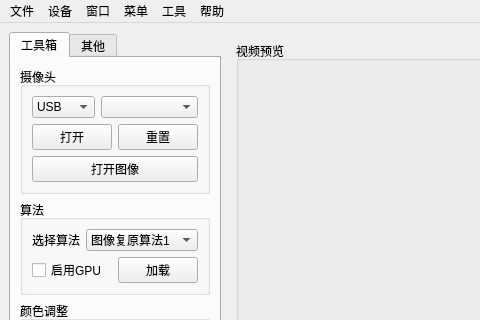
choushunn/ExtremeQualityImagingDemo, file ui/mainwindow.ui: the form before one commit; both pictures show x 0 to 480 and y 0 to 320 of the 1200 by 800 pixel window.
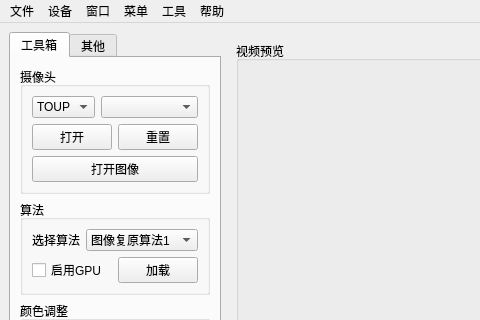
The form after the commit.

What changed in the file:
```diff
--- a/ui/mainwindow.ui
+++ b/ui/mainwindow.ui
@@ -42,6 +42,12 @@
        <layout class="QVBoxLayout" name="verticalLayout">
         <item>
          <widget class="QGroupBox" name="groupBox_5">
+          <property name="sizePolicy">
+           <sizepolicy hsizetype="Preferred" vsizetype="Fixed">
+            <horstretch>0</horstretch>
+            <verstretch>0</verstretch>
+           </sizepolicy>
+          </property>
           <property name="title">
            <string>摄像头</string>
           </property>
@@ -50,11 +56,6 @@
             <layout class="QHBoxLayout" name="horizontalLayout_12">
              <item>
               <widget class="QComboBox" name="m_cbx_camera_type">
-               <item>
-                <property name="text">
-                 <string>USB</string>
-                </property>
-               </item>
                <item>
                 <property name="text">
                  <string>TOUP</string>
@@ -122,7 +123,7 @@
              <item>
               <widget class="QLabel" name="label">
                <property name="sizePolicy">
-                <sizepolicy hsizetype="Preferred" vsizetype="Preferred">
+                <sizepolicy hsizetype="Preferred" vsizetype="Fixed">
                  <horstretch>2</horstretch>
                  <verstretch>0</verstretch>
                 </sizepolicy>
```
Left out of the diff: 32 changed lines with no effect on the pictures.
